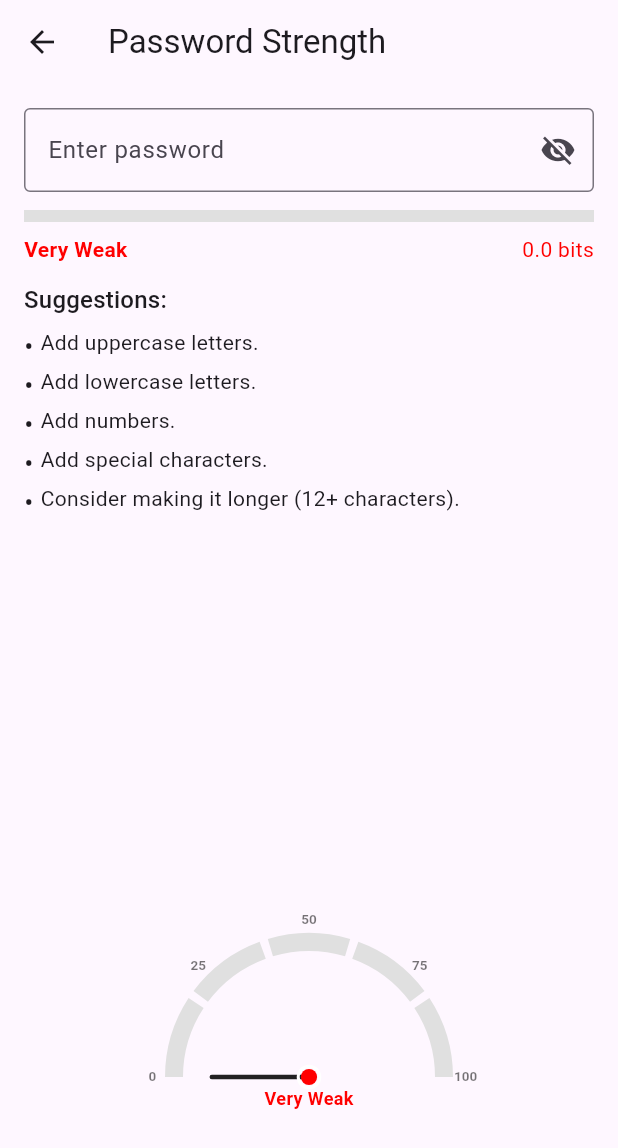
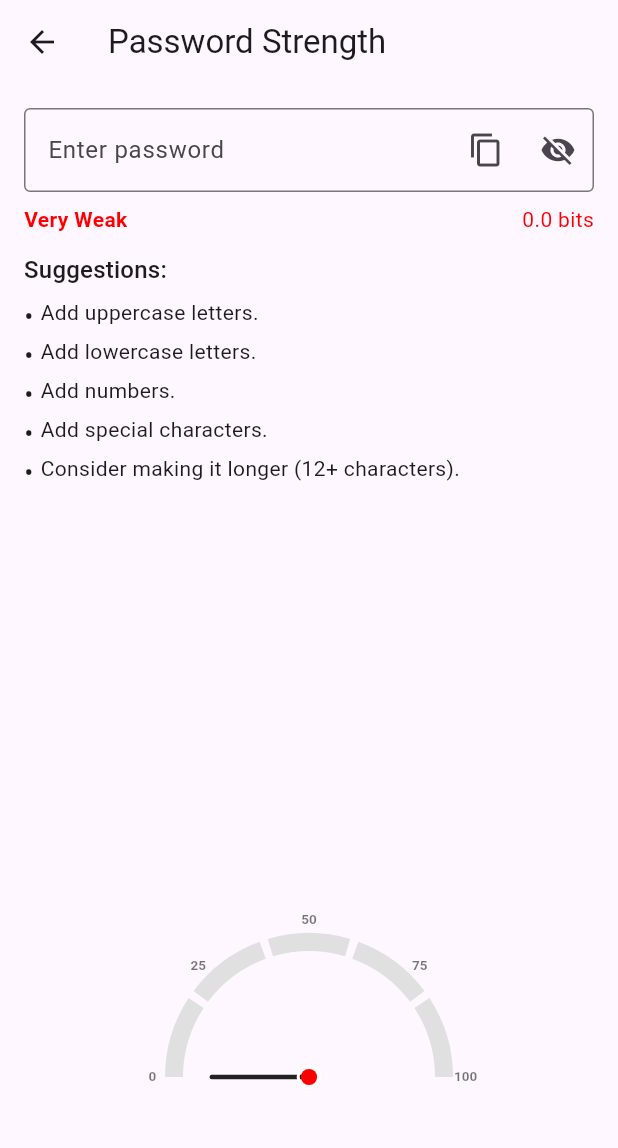
Before and after one commit to MOMORII/SSD, a Flutter app: the StrengthFeedbackScreen screen opened directly, on a phone screen of 412 x 824 dp. Shown: the top 1148 px of the screen. Run offline on Flutter 3.47's test engine with Material 3 defaults, Android fonts, the phone set to English and light mode, and no system bars; our stand-ins replace confetti, sqflite, sqflite_common_ffi; accounts and stored records are empty.

Commit message:
fixing some errors

```diff
--- a/password_hygiene_coach/lib/screens/StrengthFeedback.dart
+++ b/password_hygiene_coach/lib/screens/StrengthFeedback.dart
@@ -1,4 +1,5 @@
 import 'package:flutter/material.dart';
+import 'package:flutter/services.dart';
 import 'dart:math' as math;
 import '../utils/password_utils.dart';
 
@@ -39,6 +40,14 @@ class _StrengthFeedbackScreenState extends State<StrengthFeedbackScreen> {
   void dispose() {
     _controller.dispose();
     super.dispose();
+  }
+
+    void _copyPassword() {
+    if (_password.isEmpty) return;
+    Clipboard.setData(ClipboardData(text: _password));
+    ScaffoldMessenger.of(context).showSnackBar(
+      const SnackBar(content: Text('Password copied to clipboard!')),
+    );
   }
 
   Future<void> _loadResources() async {
@@ -87,18 +96,21 @@ class _StrengthFeedbackScreenState extends State<StrengthFeedbackScreen> {
                   decoration: InputDecoration(
                     labelText: 'Enter password',
                     border: const OutlineInputBorder(),
-                    suffixIcon: IconButton(
-                      icon: Icon(_obscure ? Icons.visibility_off : Icons.visibility),
-                      onPressed: () => setState(() => _obscure = !_obscure),
+                    suffixIcon: Row(
+                      mainAxisSize: MainAxisSize.min, // <- important, so it doesn’t take full width
+                      children: [
+                        IconButton(
+                          icon: const Icon(Icons.copy),
+                          tooltip: 'Copy password',
+                          onPressed: _copyPassword,
+                        ),
+                        IconButton(
+                          icon: Icon(_obscure ? Icons.visibility_off : Icons.visibility),
+                          onPressed: () => setState(() => _obscure = !_obscure),
+                        ),
+                      ],
                     ),
                   ),
-                ),
-                const SizedBox(height: 12),
-                LinearProgressIndicator(
-                  value: _progress,
-                  color: _color,
-                  backgroundColor: Colors.grey.shade300,
-                  minHeight: 8,
                 ),
                 const SizedBox(height: 8),
                 Row(
@@ -141,17 +153,6 @@ class _StrengthFeedbackScreenState extends State<StrengthFeedbackScreen> {
       child: Center(
         child: Column(
           mainAxisAlignment: MainAxisAlignment.center,
-          children: [
-            const SizedBox(height: 28),
-            Text(
-              _label,
-              style: TextStyle(
-                fontSize: 12,
-                fontWeight: FontWeight.bold,
-                color: _color,
-              ),
-            ),
-          ],
         ),
       ),
     );
```
